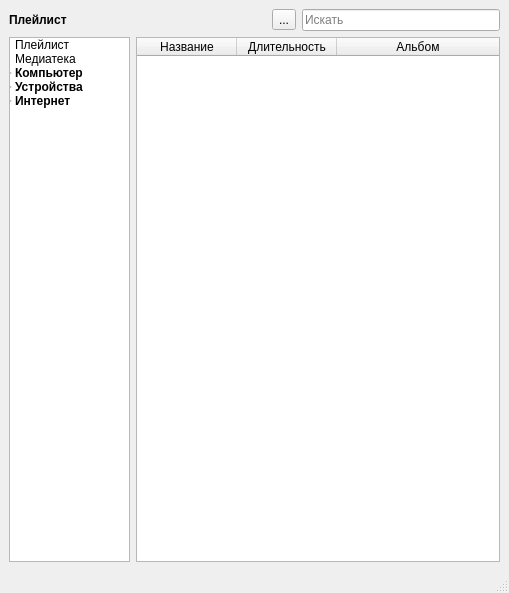
Old version of the form playlist_dialog.ui in the repository eoan-ermine/Media-Player.
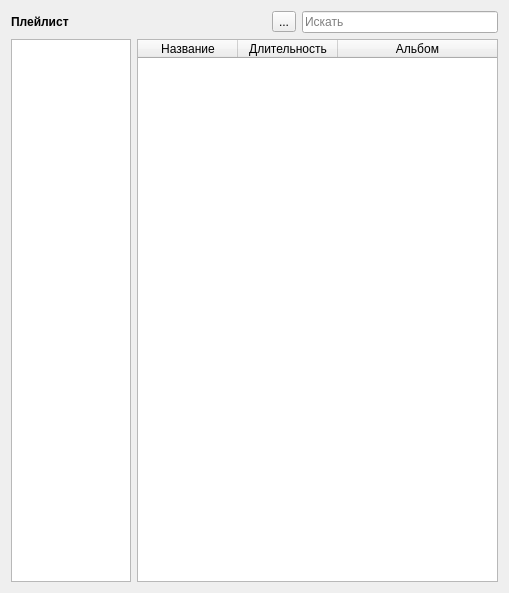
New version of the form.

Commit message: Implement playlist dialogue UI, partially implement radio page

Patch:
```diff
--- a/playlist_dialog.ui
+++ b/playlist_dialog.ui
@@ -1,7 +1,7 @@
 <?xml version="1.0" encoding="UTF-8"?>
 <ui version="4.0">
- <class>MainWindow</class>
- <widget class="QMainWindow" name="MainWindow">
+ <class>Dialog</class>
+ <widget class="QDialog" name="Dialog">
   <property name="geometry">
    <rect>
     <x>0</x>
@@ -13,7 +13,6 @@
   <property name="windowTitle">
    <string>Плейлист</string>
   </property>
-  <widget class="QWidget" name="centralwidget">
    <layout class="QVBoxLayout" name="verticalLayout_2">
     <item>
      <layout class="QVBoxLayout" name="verticalLayout" stretch="1,30">
@@ -79,79 +78,6 @@
             <string/>
            </property>
           </column>
-          <item>
-           <property name="text">
-            <string>Плейлист</string>
-           </property>
-          </item>
-          <item>
-           <property name="text">
-            <string>Медиатека</string>
-           </property>
-          </item>
-          <item>
-           <property name="text">
-            <string>Компьютер</string>
-           </property>
-           <property name="font">
-            <font>
-             <weight>75</weight>
-             <bold>true</bold>
-            </font>
-           </property>
-           <item>
-            <property name="text">
-             <string>Мои видеозаписи</string>
-            </property>
-           </item>
-           <item>
-            <property name="text">
-             <string>Моя музыка</string>
-            </property>
-           </item>
-           <item>
-            <property name="text">
-             <string>Мои рисунки</string>
-            </property>
-           </item>
-          </item>
-          <item>
-           <property name="text">
-            <string>Устройства</string>
-           </property>
-           <property name="font">
-            <font>
-             <weight>75</weight>
-             <bold>true</bold>
-            </font>
-           </property>
-           <item>
-            <property name="text">
-             <string>Диски</string>
-            </property>
-           </item>
-          </item>
-          <item>
-           <property name="text">
-            <string>Интернет</string>
-           </property>
-           <property name="font">
-            <font>
-             <weight>75</weight>
-             <bold>true</bold>
-            </font>
-           </property>
-           <item>
-            <property name="text">
-             <string>Подкасты</string>
-            </property>
-           </item>
-           <item>
-            <property name="text">
-             <string>Радио</string>
-            </property>
-           </item>
-          </item>
          </widget>
         </item>
         <item>
@@ -184,18 +110,6 @@
      </layout>
     </item>
    </layout>
-  </widget>
-  <widget class="QMenuBar" name="menubar">
-   <property name="geometry">
-    <rect>
-     <x>0</x>
-     <y>0</y>
-     <width>509</width>
-     <height>21</height>
-    </rect>
-   </property>
-  </widget>
-  <widget class="QStatusBar" name="statusbar"/>
  </widget>
  <resources/>
  <connections/>
```
Lines whose indentation alone changed are shown as unchanged. The commit also changes 7 other files.
